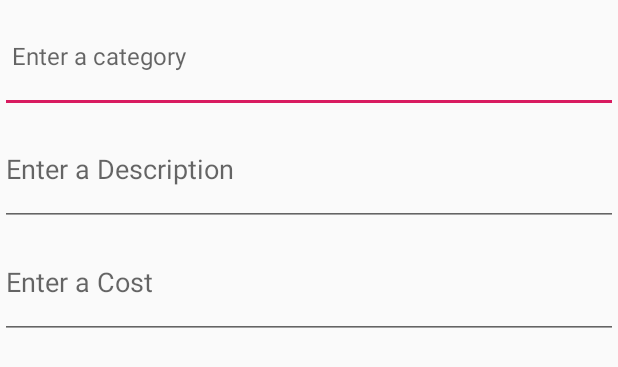
After one commit to yitongni/AndroidProject, an Android app: the layout dialog_layout.xml on its own in the app's theme, with its tools: preview values and no code run, on a phone screen of 412 x 824 dp. The commit adds this screen. Shown: the top 367 px of the screen. Run offline under Robolectric (Android 15) with nearby library versions, the phone set to English and light mode, and no system bars.

Commit message:
Updating UI, deleting some useless lines/files

```diff
--- /dev/null
+++ b/app/src/main/res/layout/dialog_layout.xml
@@ -0,0 +1,48 @@
+<?xml version="1.0" encoding="utf-8"?>
+<RelativeLayout xmlns:android="http://schemas.android.com/apk/res/android"
+    android:layout_width="match_parent"
+    android:layout_height="match_parent"
+    xmlns:app="http://schemas.android.com/apk/res-auto">
+
+    <AutoCompleteTextView
+        android:id="@+id/editTextCategory"
+        style="?android:attr/spinnerItemStyle"
+        android:layout_width="match_parent"
+        android:layout_height="75dp"
+        android:hint="Enter a category"
+        app:layout_constraintBottom_toBottomOf="parent"
+        app:layout_constraintHorizontal_bias="0.502"
+        app:layout_constraintLeft_toLeftOf="parent"
+        app:layout_constraintRight_toRightOf="parent"
+        app:layout_constraintTop_toTopOf="parent"
+        app:layout_constraintVertical_bias="0.266" />
+
+    <EditText
+        android:id="@+id/description"
+        android:layout_width="match_parent"
+        android:layout_height="75dp"
+        android:hint="Enter a Description"
+        android:layout_below="@+id/editTextCategory"
+        app:layout_constraintBottom_toBottomOf="parent"
+        app:layout_constraintHorizontal_bias="0.514"
+        app:layout_constraintLeft_toLeftOf="parent"
+        app:layout_constraintRight_toRightOf="parent"
+        app:layout_constraintTop_toTopOf="parent"
+        app:layout_constraintVertical_bias="0.132" />
+
+    <EditText
+        android:id="@+id/categoryCost"
+        android:layout_width="match_parent"
+        android:layout_height="75dp"
+        android:hint="Enter a Cost"
+        android:layout_below="@+id/description"
+        android:inputType="numberDecimal"
+        app:layout_constraintBottom_toBottomOf="parent"
+        app:layout_constraintHorizontal_bias="0.507"
+        app:layout_constraintLeft_toLeftOf="parent"
+        app:layout_constraintRight_toRightOf="parent"
+        app:layout_constraintTop_toTopOf="parent"
+        app:layout_constraintVertical_bias="0.573" />
+
+
+</RelativeLayout>
```
Also changed, not shown: app/src/main/java/com/example/mybudget/BudgetActivity.java (+101 -21 lines).
